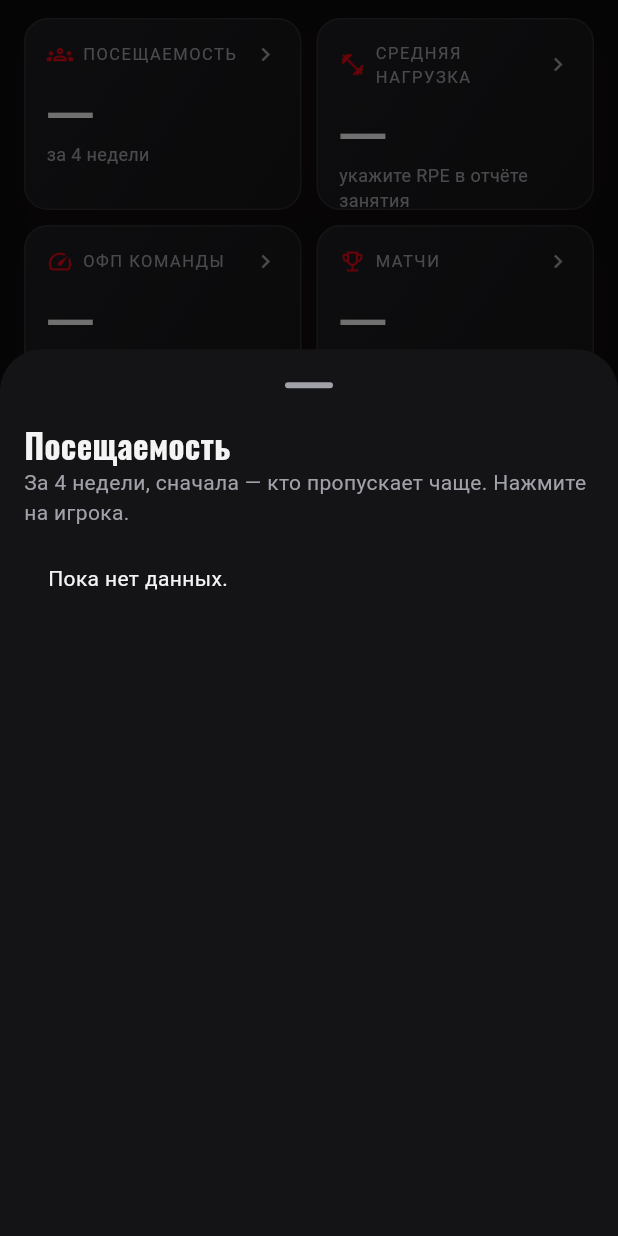
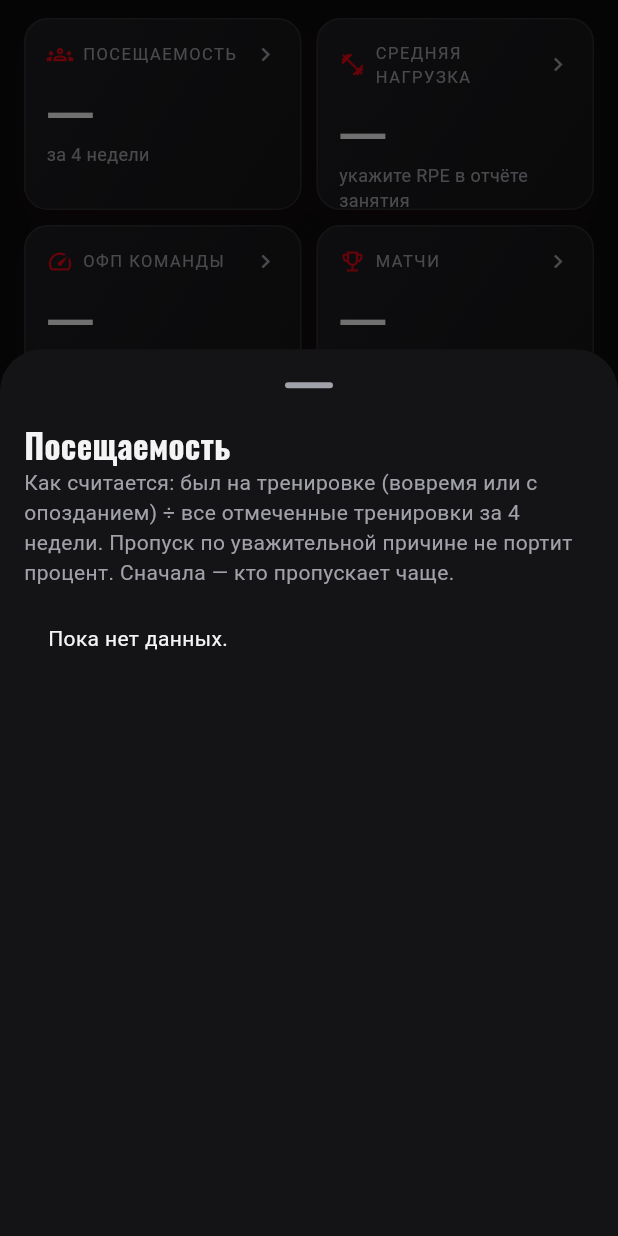
Before and after one commit to Hidan744/coachpilot, a Flutter app: the TeamDashboard widget shown alone on an empty page, opened directly with empty values, after a tap on "ПОСЕЩАЕМОСТЬ", on a phone screen of 412 x 824 dp. Run offline on Flutter 3.47's test engine with Material 3 defaults, Android fonts, the phone set to English and light mode, and no system bars; our stand-ins replace connectivity_plus, drift, drift_flutter, file_picker, flutter_riverpod, flutter_secure_storage and 5 more; missing offline and left inert: dart:js_interop, excel; accounts and stored records are empty; generated files the repository leaves out were written again; network calls fail.

Commit message:
Team switcher on home and team screens; one attendance rule everywhere
- With several teams, chips to switch the team sit right under the home
  header and above the team tabs; the next event follows the chosen team
- Attendance = attended (on time or late) / marked sessions; excused
  absences are left out in weekly charts and details too, as in player %
- Attendance details explain how the percentage is counted

Co-Authored-By: Claude Opus 5.5 <noreply@anthropic.com>
Claude-Session: https://claude.ai/code/session_01WxPr7JznF484kaPbebbfej

```diff
--- a/app/lib/core/performance.dart
+++ b/app/lib/core/performance.dart
@@ -295,6 +295,7 @@ int? overallScore(Map<String, int?> categories, int? physical) {
 DateTime weekStart(DateTime d) => DateTime(d.year, d.month, d.day).subtract(Duration(days: d.weekday - 1));
 
 /// Посещаемость по неделям: [weeks] последних недель → доля (0..1) или null, если занятий не было.
+/// Доля = был (вовремя или с опозданием) / отмеченные занятия; пропуск по уважительной причине не учитывается.
 List<(DateTime, double?)> attendanceByWeek(
   Iterable<Attendance> marks,
   Map<String, TrainingSession> sessions, {
@@ -306,6 +307,7 @@ List<(DateTime, double?)> attendanceByWeek(
   final present = List.filled(weeks, 0), total = List.filled(weeks, 0);
   for (final a in marks) {
     if (playerId != null && a.playerId != playerId) continue;
+    if (a.status == 'excused') continue;
     final s = sessions[a.sessionId];
     final at = s?.startedAt ?? s?.scheduledAt;
     if (at == null) continue;
--- a/app/lib/ui/screens/team/team_dashboard.dart
+++ b/app/lib/ui/screens/team/team_dashboard.dart
@@ -348,7 +348,7 @@ class TeamDashboard extends ConsumerWidget {
     final rows = <(Player, int, int)>[];
     for (final p in players) {
       var present = 0, total = 0;
-      for (final a in marks.where((a) => a.playerId == p.id)) {
+      for (final a in marks.where((a) => a.playerId == p.id && a.status != 'excused')) {
         final s = sessions[a.sessionId];
         final at = s?.startedAt ?? s?.scheduledAt;
         if (at == null || at.isBefore(from)) continue;
@@ -358,7 +358,11 @@ class TeamDashboard extends ConsumerWidget {
       if (total > 0) rows.add((p, present, total));
     }
     rows.sort((a, b) => (a.$2 / a.$3).compareTo(b.$2 / b.$3));
-    _details(context, 'Посещаемость', 'За 4 недели, сначала — кто пропускает чаще. Нажмите на игрока.', [
+    _details(
+        context,
+        'Посещаемость',
+        'Как считается: был на тренировке (вовремя или с опозданием) ÷ все отмеченные тренировки за 4 недели. '
+            'Пропуск по уважительной причине не портит процент. Сначала — кто пропускает чаще.', [
       for (final (p, present, total) in rows)
         _DetailRow(
           title: p.fullName,
```
Also changed, not shown: app/lib/ui/screens/home/home_screen.dart (+8 -21 lines), app/lib/ui/screens/team/team_screens.dart (+10 -11 lines), app/lib/ui/widgets/team_switcher.dart (added, +42 -0 lines).
